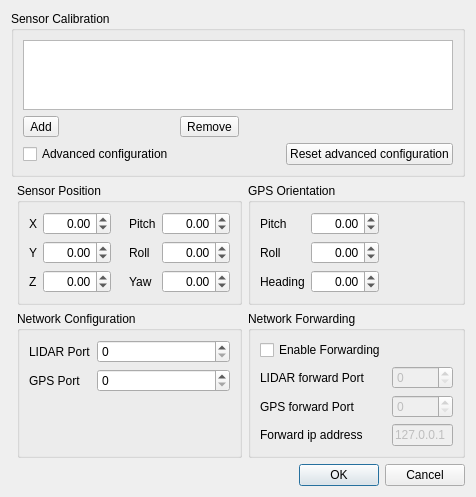
First picture: the form in VelodyneHDL/vvCalibrationDialog.ui, repository Kitware/VeloView, before the edit.
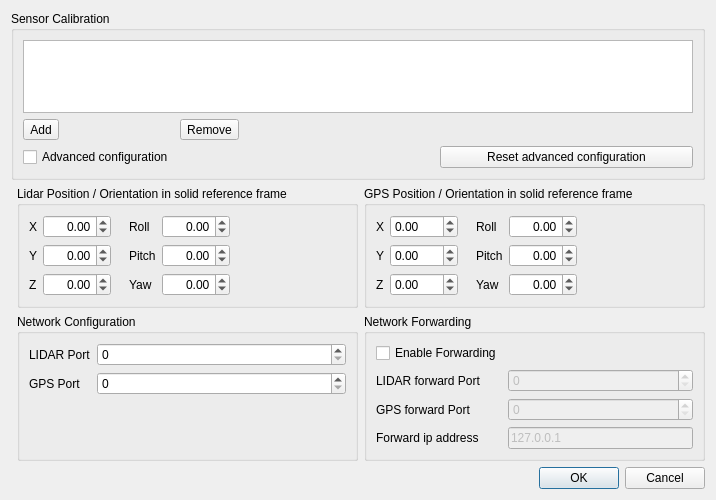
Second picture: the form after the edit. Icons and pictures are not drawn.

Commit message: Clean pipeline for referentials frames transforms

Diff of the .ui file:
```diff
--- a/VelodyneHDL/vvCalibrationDialog.ui
+++ b/VelodyneHDL/vvCalibrationDialog.ui
@@ -6,47 +6,114 @@
    <rect>
     <x>0</x>
     <y>0</y>
-    <width>462</width>
-    <height>463</height>
+    <width>716</width>
+    <height>500</height>
    </rect>
   </property>
   <property name="windowTitle">
    <string>Sensor Configuration</string>
   </property>
   <layout class="QGridLayout" name="gridLayout_2" columnstretch="0,0,0">
-   <item row="6" column="0" colspan="3">
-    <widget class="QDialogButtonBox" name="ButtonBox">
-     <property name="orientation">
-      <enum>Qt::Horizontal</enum>
-     </property>
-     <property name="standardButtons">
-      <set>QDialogButtonBox::Cancel|QDialogButtonBox::Ok</set>
-     </property>
-    </widget>
-   </item>
-   <item row="2" column="2">
-    <widget class="QGroupBox" name="OrientationGroup">
+   <item row="2" column="1">
+    <widget class="QGroupBox" name="LidarPositionOrientationGroup">
      <property name="title">
-      <string>GPS Orientation</string>
+      <string>Lidar Position / Orientation in solid reference frame</string>
      </property>
-     <property name="flat">
-      <bool>false</bool>
-     </property>
-     <layout class="QHBoxLayout" name="horizontalLayout_2">
+     <layout class="QHBoxLayout" name="horizontalLayout">
       <item>
-       <layout class="QFormLayout" name="formLayout">
+       <layout class="QFormLayout" name="RotationLayout">
+        <item row="0" column="0">
+         <widget class="QLabel" name="LidarXLabel">
+          <property name="text">
+           <string>X</string>
+          </property>
+         </widget>
+        </item>
+        <item row="0" column="1">
+         <widget class="QDoubleSpinBox" name="LidarXSpinBox">
+          <property name="alignment">
+           <set>Qt::AlignRight|Qt::AlignTrailing|Qt::AlignVCenter</set>
+          </property>
+          <property name="minimum">
+           <double>-100.000000000000000</double>
+          </property>
+          <property name="maximum">
+           <double>100.000000000000000</double>
+          </property>
+         </widget>
+        </item>
+        <item row="1" column="0">
+         <widget class="QLabel" name="LidarYLabel">
+          <property name="text">
+           <string>Y</string>
+          </property>
+         </widget>
+        </item>
+        <item row="1" column="1">
+         <widget class="QDoubleSpinBox" name="LidarYSpinBox">
+          <property name="alignment">
+           <set>Qt::AlignRight|Qt::AlignTrailing|Qt::AlignVCenter</set>
+          </property>
+          <property name="minimum">
+           <double>-100.000000000000000</double>
+          </property>
+          <property name="maximum">
+           <double>100.000000000000000</double>
+          </property>
+         </widget>
+        </item>
+        <item row="2" column="0">
+         <widget class="QLabel" name="LidarZLabel">
+          <property name="text">
+           <string>Z</string>
+          </property>
+         </widget>
+        </item>
+        <item row="2" column="1">
+         <widget class="QDoubleSpinBox" name="LidarZSpinBox">
+          <property name="alignment">
+           <set>Qt::AlignRight|Qt::AlignTrailing|Qt::AlignVCenter</set>
+          </property>
+          <property name="minimum">
+           <double>-100.000000000000000</double>
+          </property>
+          <property name="maximum">
+           <double>100.000000000000000</double>
+          </property>
+         </widget>
+        </item>
+       </layout>
+      </item>
+      <item>
+       <spacer name="horizontalSpacer_3">
+        <property name="orientation">
+         <enum>Qt::Horizontal</enum>
+        </property>
+        <property name="sizeType">
+         <enum>QSizePolicy::Fixed</enum>
+        </property>
+        <property name="sizeHint" stdset="0">
+         <size>
+          <width>12</width>
+          <height>20</height>
+         </size>
+        </property>
+       </spacer>
+      </item>
+      <item>
+       <layout class="QFormLayout" name="OriginLayout">
         <property name="fieldGrowthPolicy">
          <enum>QFormLayout::AllNonFixedFieldsGrow</enum>
         </property>
-        <item row="1" column="0">
-         <widget class="QLabel" name="GpsPitchLabel">
+        <item row="2" column="0">
+         <widget class="QLabel" name="LidarPitchLabel">
           <property name="text">
            <string>Pitch</string>
           </property>
          </widget>
         </item>
-        <item row="1" column="1">
-         <widget class="QDoubleSpinBox" name="GpsPitchSpinBox">
+        <item row="2" column="1">
+         <widget class="QDoubleSpinBox" name="LidarPitchSpinBox">
           <property name="alignment">
            <set>Qt::AlignRight|Qt::AlignTrailing|Qt::AlignVCenter</set>
           </property>
@@ -58,15 +125,35 @@
           </property>
          </widget>
         </item>
-        <item row="2" column="0">
-         <widget class="QLabel" name="GpsRollLabel">
+        <item row="4" column="0">
+         <widget class="QLabel" name="LidarYawLabel">
+          <property name="text">
+           <string>Yaw</string>
+          </property>
+         </widget>
+        </item>
+        <item row="4" column="1">
+         <widget class="QDoubleSpinBox" name="LidarYawSpinBox">
+          <property name="alignment">
+           <set>Qt::AlignRight|Qt::AlignTrailing|Qt::AlignVCenter</set>
+          </property>
+          <property name="minimum">
+           <double>-360.000000000000000</double>
+          </property>
+          <property name="maximum">
+           <double>360.000000000000000</double>
+          </property>
+         </widget>
+        </item>
+        <item row="1" column="0">
+         <widget class="QLabel" name="LidarRollLabel">
           <property name="text">
            <string>Roll</string>
           </property>
          </widget>
         </item>
-        <item row="2" column="1">
-         <widget class="QDoubleSpinBox" name="GpsRollSpinBox">
+        <item row="1" column="1">
+         <widget class="QDoubleSpinBox" name="LidarRollSpinBox">
           <property name="alignment">
            <set>Qt::AlignRight|Qt::AlignTrailing|Qt::AlignVCenter</set>
           </property>
@@ -78,36 +165,16 @@
           </property>
          </widget>
         </item>
-        <item row="3" column="0">
-         <widget class="QLabel" name="GpsYawLabel">
-          <property name="text">
-           <string>Heading</string>
-          </property>
-         </widget>
-        </item>
-        <item row="3" column="1">
-         <widget class="QDoubleSpinBox" name="GpsYawSpinBox">
-          <property name="alignment">
-           <set>Qt::AlignRight|Qt::AlignTrailing|Qt::AlignVCenter</set>
-          </property>
-          <property name="minimum">
-           <double>-360.000000000000000</double>
-          </property>
-          <property name="maximum">
-           <double>360.000000000000000</double>
-          </property>
-         </widget>
-        </item>
        </layout>
       </item>
       <item>
-       <spacer name="horizontalSpacer_4">
+       <spacer name="horizontalSpacer_2">
         <property name="orientation">
          <enum>Qt::Horizontal</enum>
         </property>
         <property name="sizeHint" stdset="0">
          <size>
-          <width>20</width>
+          <width>0</width>
           <height>20</height>
          </size>
         </property>
@@ -116,46 +183,6 @@
      </layout>
     </widget>
    </item>
-   <item row="4" column="1">
-    <widget class="QGroupBox" name="NetworkGroup">
-     <property name="title">
-      <string>Network Configuration</string>
-     </property>
-     <layout class="QFormLayout" name="PortLayout">
-      <property name="fieldGrowthPolicy">
-       <enum>QFormLayout::AllNonFixedFieldsGrow</enum>
-      </property>
-      <item row="0" column="0">
-       <widget class="QLabel" name="LidarPortLabel">
-        <property name="text">
-         <string>LIDAR Port</string>
-        </property>
-       </widget>
-      </item>
-      <item row="0" column="1">
-       <widget class="QSpinBox" name="LidarPortSpinBox">
-        <property name="maximum">
-         <number>65535</number>
-        </property>
-       </widget>
-      </item>
-      <item row="1" column="0">
-       <widget class="QLabel" name="GPSPortLabel_2">
-        <property name="text">
-         <string>GPS Port</string>
-        </property>
-       </widget>
-      </item>
-      <item row="1" column="1">
-       <widget class="QSpinBox" name="GPSPortSpinBox">
-        <property name="maximum">
-         <number>65535</number>
-        </property>
-       </widget>
-      </item>
-     </layout>
-    </widget>
-   </item>
    <item row="1" column="0" colspan="3">
     <widget class="QGroupBox" name="CalibrationGroup">
      <property name="title">
@@ -169,8 +196,7 @@
         </property>
         <property name="icon">
          <iconset theme="list-remove">
-          <normaloff/>
-         </iconset>
+          <normaloff>.</normaloff>.</iconset>
         </property>
         <property name="toolButtonStyle">
          <enum>Qt::ToolButtonTextBesideIcon</enum>
@@ -200,8 +226,7 @@
         </property>
         <property name="icon">
          <iconset theme="list-add">
-          <normaloff/>
-         </iconset>
+          <normaloff>.</normaloff>.</iconset>
         </property>
         <property name="toolButtonStyle">
          <enum>Qt::ToolButtonTextBesideIcon</enum>
@@ -314,26 +339,66 @@
      </layout>
     </widget>
    </item>
-   <item row="2" column="1">
-    <widget class="QGroupBox" name="PositionGroup">
+   <item row="4" column="1">
+    <widget class="QGroupBox" name="NetworkGroup">
      <property name="title">
-      <string>Sensor Position</string>
+      <string>Network Configuration</string>
      </property>
-     <layout class="QHBoxLayout" name="horizontalLayout">
+     <layout class="QFormLayout" name="PortLayout">
+      <property name="fieldGrowthPolicy">
+       <enum>QFormLayout::AllNonFixedFieldsGrow</enum>
+      </property>
+      <item row="0" column="0">
+       <widget class="QLabel" name="LidarPortLabel">
+        <property name="text">
+         <string>LIDAR Port</string>
+        </property>
+       </widget>
+      </item>
+      <item row="0" column="1">
+       <widget class="QSpinBox" name="LidarPortSpinBox">
+        <property name="maximum">
+         <number>65535</number>
+        </property>
+       </widget>
+      </item>
+      <item row="1" column="0">
+       <widget class="QLabel" name="GPSPortLabel_2">
+        <property name="text">
+         <string>GPS Port</string>
+        </property>
+       </widget>
+      </item>
+      <item row="1" column="1">
+       <widget class="QSpinBox" name="GPSPortSpinBox">
+        <property name="maximum">
+         <number>65535</number>
+        </property>
+       </widget>
+      </item>
+     </layout>
+    </widget>
+   </item>
+   <item row="2" column="2">
+    <widget class="QGroupBox" name="GPSPositionOrientationGroup">
+     <property name="title">
+      <string>GPS Position / Orientation in solid reference frame</string>
+     </property>
+     <property name="flat">
+      <bool>false</bool>
+     </property>
+     <layout class="QHBoxLayout" name="horizontalLayout_2">
       <item>
-       <layout class="QFormLayout" name="RotationLayout">
+       <layout class="QFormLayout" name="formLayout_4">
         <item row="0" column="0">
-         <widget class="QLabel" name="OriginXLabel">
+         <widget class="QLabel" name="GpsXLabel">
           <property name="text">
            <string>X</string>
           </property>
          </widget>
         </item>
         <item row="0" column="1">
-         <widget class="QDoubleSpinBox" name="OriginXSpinBox">
-          <property name="alignment">
-           <set>Qt::AlignRight|Qt::AlignTrailing|Qt::AlignVCenter</set>
-          </property>
+         <widget class="QDoubleSpinBox" name="GpsXSpinBox">
           <property name="minimum">
            <double>-100.000000000000000</double>
           </property>
@@ -343,17 +408,14 @@
          </widget>
         </item>
         <item row="1" column="0">
-         <widget class="QLabel" name="OriginYLabel">
+         <widget class="QLabel" name="GpsYLabel">
           <property name="text">
            <string>Y</string>
           </property>
          </widget>
         </item>
         <item row="1" column="1">
-         <widget class="QDoubleSpinBox" name="OriginYSpinBox">
-          <property name="alignment">
-           <set>Qt::AlignRight|Qt::AlignTrailing|Qt::AlignVCenter</set>
-          </property>
+         <widget class="QDoubleSpinBox" name="GpsYSpinBox">
           <property name="minimum">
            <double>-100.000000000000000</double>
           </property>
@@ -363,17 +425,14 @@
          </widget>
         </item>
         <item row="2" column="0">
-         <widget class="QLabel" name="OriginZLabel">
+         <widget class="QLabel" name="GpsZLabel">
           <property name="text">
            <string>Z</string>
           </property>
          </widget>
         </item>
         <item row="2" column="1">
-         <widget class="QDoubleSpinBox" name="OriginZSpinBox">
-          <property name="alignment">
-           <set>Qt::AlignRight|Qt::AlignTrailing|Qt::AlignVCenter</set>
-          </property>
+         <widget class="QDoubleSpinBox" name="GpsZSpinBox">
           <property name="minimum">
            <double>-100.000000000000000</double>
           </property>
@@ -385,7 +444,7 @@
        </layout>
       </item>
       <item>
-       <spacer name="horizontalSpacer_3">
+       <spacer name="horizontalSpacer_6">
         <property name="orientation">
          <enum>Qt::Horizontal</enum>
         </property>
@@ -401,39 +460,19 @@
        </spacer>
       </item>
       <item>
-       <layout class="QFormLayout" name="OriginLayout">
+       <layout class="QFormLayout" name="formLayout">
         <property name="fieldGrowthPolicy">
          <enum>QFormLayout::AllNonFixedFieldsGrow</enum>
         </property>
         <item row="1" column="0">
-         <widget class="QLabel" name="PitchLabel">
-          <property name="text">
-           <string>Pitch</string>
-          </property>
-         </widget>
-        </item>
-        <item row="1" column="1">
-         <widget class="QDoubleSpinBox" name="PitchSpinBox">
-          <property name="alignment">
-           <set>Qt::AlignRight|Qt::AlignTrailing|Qt::AlignVCenter</set>
-          </property>
-          <property name="minimum">
-           <double>-90.000000000000000</double>
-          </property>
-          <property name="maximum">
-           <double>90.000000000000000</double>
-          </property>
-         </widget>
-        </item>
-        <item row="2" column="0">
-         <widget class="QLabel" name="RollLabel">
+         <widget class="QLabel" name="GpsRollLabel">
           <property name="text">
            <string>Roll</string>
           </property>
          </widget>
         </item>
-        <item row="2" column="1">
-         <widget class="QDoubleSpinBox" name="RollSpinBox">
+        <item row="1" column="1">
+         <widget class="QDoubleSpinBox" name="GpsRollSpinBox">
           <property name="alignment">
            <set>Qt::AlignRight|Qt::AlignTrailing|Qt::AlignVCenter</set>
           </property>
@@ -445,15 +484,35 @@
           </property>
          </widget>
         </item>
-        <item row="3" column="0">
-         <widget class="QLabel" name="YawLabel">
+        <item row="2" column="0">
+         <widget class="QLabel" name="GpsPitchLabel">
+          <property name="text">
+           <string>Pitch</string>
+          </property>
+         </widget>
+        </item>
+        <item row="2" column="1">
+         <widget class="QDoubleSpinBox" name="GpsPitchSpinBox">
+          <property name="alignment">
+           <set>Qt::AlignRight|Qt::AlignTrailing|Qt::AlignVCenter</set>
+          </property>
+          <property name="minimum">
+           <double>-90.000000000000000</double>
+          </property>
+          <property name="maximum">
+           <double>90.000000000000000</double>
+          </property>
+         </widget>
+        </item>
+        <item row="4" column="0">
+         <widget class="QLabel" name="GpsYawLabel">
           <property name="text">
            <string>Yaw</string>
           </property>
          </widget>
         </item>
-        <item row="3" column="1">
-         <widget class="QDoubleSpinBox" name="YawSpinBox">
+        <item row="4" column="1">
+         <widget class="QDoubleSpinBox" name="GpsYawSpinBox">
           <property name="alignment">
            <set>Qt::AlignRight|Qt::AlignTrailing|Qt::AlignVCenter</set>
           </property>
@@ -468,13 +527,13 @@
        </layout>
       </item>
       <item>
-       <spacer name="horizontalSpacer_2">
+       <spacer name="horizontalSpacer_4">
         <property name="orientation">
          <enum>Qt::Horizontal</enum>
         </property>
         <property name="sizeHint" stdset="0">
          <size>
-          <width>0</width>
+          <width>20</width>
           <height>20</height>
          </size>
         </property>
@@ -483,6 +542,16 @@
      </layout>
     </widget>
    </item>
+   <item row="6" column="0" colspan="3">
+    <widget class="QDialogButtonBox" name="ButtonBox">
+     <property name="orientation">
+      <enum>Qt::Horizontal</enum>
+     </property>
+     <property name="standardButtons">
+      <set>QDialogButtonBox::Cancel|QDialogButtonBox::Ok</set>
+     </property>
+    </widget>
+   </item>
   </layout>
  </widget>
  <resources/>
```
The commit also changes 7 other files.
